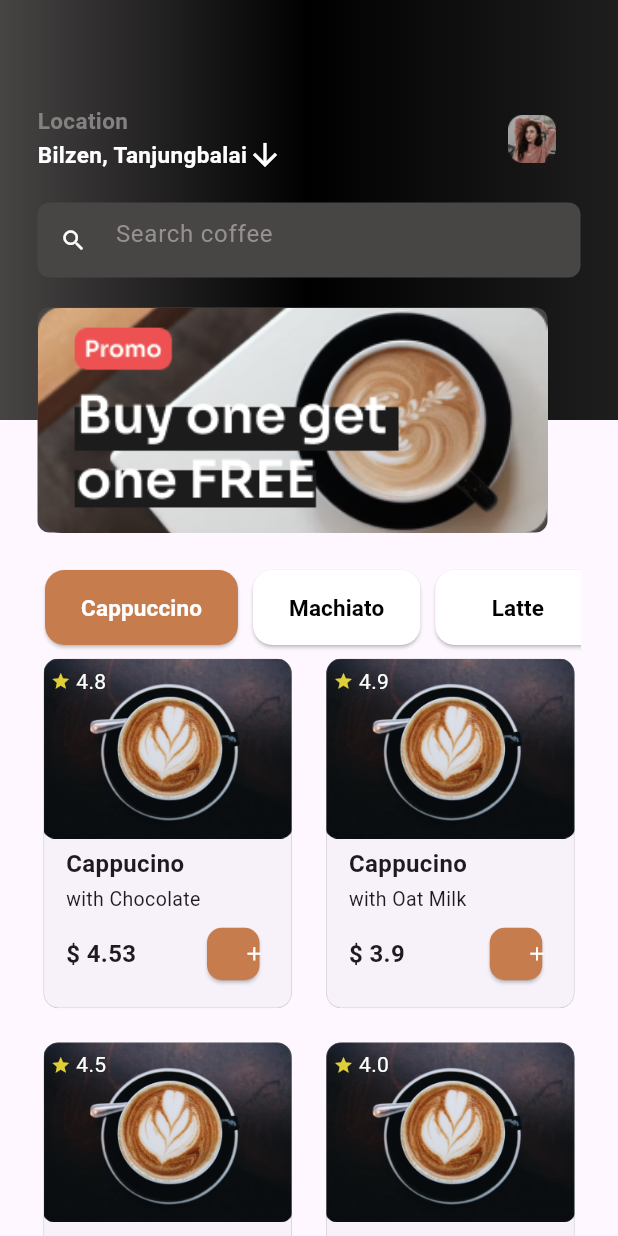
After one commit to Asluf/coffee, a Flutter app: the Home screen opened directly, on a phone screen of 412 x 824 dp. The commit adds this screen. Run offline on Flutter 3.47's test engine with Material 3 defaults, Android fonts, the phone set to English and light mode, and no system bars; our stand-ins replace device_preview, iconly; Roboto replaces fonts that are missing (Calibri).

Commit message:
Added the Home page and dashboard

```diff
--- a/lib/main.dart
+++ b/lib/main.dart
@@ -1,3 +1,6 @@
+import 'package:coffee/screens/Dashboard.dart';
+import 'package:coffee/screens/Home.dart';
+import 'package:coffee/screens/Home.dart';
 import 'package:coffee/screens/demo.dart';
 import 'package:flutter/material.dart';
 import 'package:device_preview/device_preview.dart';
@@ -16,7 +19,13 @@ class MyApp extends StatelessWidget {
   Widget build(BuildContext context) {
     return MaterialApp(
       title: 'Flutter Demo',
-      home: const Demo(),
+      theme: ThemeData(
+          bottomNavigationBarTheme: const BottomNavigationBarThemeData(
+            selectedItemColor: Color.fromRGBO(199, 124, 78, 1),
+          ),
+          primaryColor: Color.fromRGBO(199, 124, 78, 1)),
+      //home: const Demo(),
+      home: Dashboard(),
     );
   }
 }
--- /dev/null
+++ b/lib/screens/Dashboard.dart
@@ -0,0 +1,66 @@
+import 'package:coffee/screens/Home.dart';
+import 'package:flutter/material.dart';
+import 'package:iconly/iconly.dart';
+
+class Dashboard extends StatefulWidget {
+  const Dashboard({super.key});
+
+  @override
+  State<Dashboard> createState() => _DashboardState();
+}
+
+class _DashboardState extends State<Dashboard> {
+  final pages = [
+    Home(),
+    const Placeholder(),
+    const Placeholder(),
+    const Placeholder(),
+  ];
+  int currentIndex = 0;
+  @override
+  Widget build(BuildContext context) {
+    return Scaffold(
+        body: PageView(
+          children: pages,
+          onPageChanged: (index) {
+            setState(() {
+              currentIndex = index;
+            });
+          },
+        ),
+        bottomNavigationBar: BottomNavigationBar(
+            currentIndex: currentIndex,
+            onTap: (index) {
+              setState(() {
+                currentIndex = index;
+              });
+            },
+            type: BottomNavigationBarType.fixed,
+            items: const [
+              BottomNavigationBarItem(
+                icon: Icon(IconlyBold.home,
+                    color: Color.fromARGB(255, 132, 143, 132)),
+                activeIcon: Icon(IconlyBold.home),
+                label: '',
+              ),
+              BottomNavigationBarItem(
+                icon: Icon(IconlyBold.heart,
+                    color: Color.fromARGB(255, 132, 143, 132)),
+                activeIcon: Icon(IconlyBold.heart),
+                label: '',
+              ),
+              BottomNavigationBarItem(
+                icon: Icon(IconlyBold.bag,
+                    color: Color.fromARGB(255, 132, 143, 132)),
+                activeIcon: Icon(IconlyBold.bag),
+                label: '',
+              ),
+              BottomNavigationBarItem(
+                icon: Icon(IconlyBold.notification,
+                    color: Color.fromARGB(255, 132, 143, 132)),
+                activeIcon: Icon(IconlyBold.notification),
+                label: '',
+              ),
+            ]));
+  }
+}
--- /dev/null
+++ b/lib/screens/Home.dart
@@ -0,0 +1,377 @@
+import 'package:flutter/material.dart';
+
+class Home extends StatefulWidget {
+  Home({super.key});
+
+  @override
+  State<Home> createState() => _Home1State();
+}
+
+class _Home1State extends State<Home> {
+  int _currentIndex = 0;
+  @override
+  Widget build(BuildContext context) {
+    return Scaffold(
+      body: SingleChildScrollView(
+        child: Stack(
+          // fit: StackFit.expand,
+          children: [
+            Container(
+              height: 280.0,
+              decoration: const BoxDecoration(
+                gradient: LinearGradient(
+                  begin: Alignment.centerRight,
+                  end: Alignment.centerLeft,
+                  colors: [
+                    Color.fromARGB(255, 30, 30, 30),
+                    Colors.black,
+                    Color.fromARGB(255, 71, 68, 68),
+                  ],
+                ),
+              ),
+            ),
+            Column(
+              children: [
+                Container(
+                  margin: const EdgeInsets.only(top: 50),
+                  padding: const EdgeInsets.fromLTRB(25, 20, 25, 0),
+                  child: Column(children: [
+                    Row(
+                      children: [
+                        const Column(
+                          crossAxisAlignment: CrossAxisAlignment.start,
+                          children: [
+                            Text(
+                              'Location',
+                              style: TextStyle(
+                                color: Color.fromARGB(255, 132, 129, 129),
+                                fontSize: 15.0,
+                                fontWeight: FontWeight.bold,
+                              ),
+                            ),
+                            Row(
+                              children: [
+                                Text(
+                                  'Bilzen, Tanjungbalai',
+                                  style: TextStyle(
+                                    color: Colors.white,
+                                    fontSize: 15.0,
+                                    fontWeight: FontWeight.bold,
+                                  ),
+                                ),
+                                Icon(
+                                  Icons.arrow_downward,
+                                  color: Colors.white,
+                                )
+                              ],
+                            ),
+                          ],
+                        ),
+                        const SizedBox(width: 150),
+                        Column(
+                            crossAxisAlignment: CrossAxisAlignment.end,
+                            children: [
+                              Container(
+                                height: 32,
+                                width: 32,
+                                decoration: BoxDecoration(
+                                  borderRadius: BorderRadius.circular(4),
+                                ),
+                                child: Image.asset(
+                                  'resources/profile_picture.png',
+                                  fit: BoxFit.cover,
+                                ),
+                              ),
+                            ])
+                      ],
+                    ),
+                    const SizedBox(
+                      height: 20.0,
+                    ),
+                    const Padding(
+                      padding: EdgeInsets.all(0),
+                      child: SizedBox(
+                        height: 50.0,
+                        child: TextField(
+                          decoration: InputDecoration(
+                            filled: true,
+                            fillColor: Color.fromARGB(255, 72, 69, 69),
+                            hintText: "Search coffee",
+                            hintStyle: TextStyle(
+                                color: Color.fromARGB(255, 151, 144, 144)),
+                            isDense: true,
+                            contentPadding: EdgeInsets.all(20),
+                            border: OutlineInputBorder(
+                              borderSide: BorderSide.none,
+                              borderRadius: BorderRadius.all(
+                                Radius.circular(8),
+                              ),
+                            ),
+                            prefixIcon: Icon(
+                              Icons.search,
+                              color: Colors.white,
+                            ),
+                          ),
+                        ),
+                      ),
+                    ),
+                    const SizedBox(
+                      height: 20.0,
+                    ),
+                    Padding(
+                        padding: const EdgeInsets.all(0),
+                        child: SizedBox(
+                            height: 150.0,
+                            child: Row(children: [
+                              Container(
+                                height: 150,
+                                width: 340,
+                                decoration: BoxDecoration(
+                                  color: const Color.fromARGB(255, 72, 69, 69),
+                                  borderRadius: BorderRadius.circular(8),
+                                ),
+                                child: Image.asset(
+                                  'resources/Home_page.png', // Replace with your image asset
+                                  fit: BoxFit.cover, // Adjust the fit as needed
+                                ),
+                              ),
+                            ]))),
+                    const SizedBox(
+                      height: 20.0,
+                    ),
+                    SingleChildScrollView(
+                      scrollDirection: Axis.horizontal,
+                      child: Row(
+                        children: [
+                          CustomButton(text: 'Cappuccino', isActive: true),
+                          CustomButton(text: 'Machiato'),
+                          CustomButton(text: 'Latte'),
+                          CustomButton(text: 'Americano'),
+                        ],
+                      ),
+                    ),
+                    GridView.builder(
+                      shrinkWrap: true,
+                      physics: const NeverScrollableScrollPhysics(),
+                      gridDelegate:
+                          const SliverGridDelegateWithFixedCrossAxisCount(
+                        crossAxisCount: 2,
+                        crossAxisSpacing: 15,
+                        mainAxisSpacing: 15,
+                        childAspectRatio: 0.72,
+                      ),
+                      itemCount: ProductList.length,
+                      itemBuilder: (BuildContext context, int index) {
+                        // returning the cart
+                        return GestureDetector(
+                          onTap: () {
+                            // Navigator.push(
+                            //   context,
+                            //   MaterialPageRoute(
+                            //       builder: (context) => ReviewProposal(proposalList: proposalList)),
+                            // );
+                          },
+                          child: Card(
+                            clipBehavior: Clip.antiAlias, //clip the edges
+                            elevation: 0.1,
+                            shape: const RoundedRectangleBorder(
+                              borderRadius:
+                                  BorderRadius.all(Radius.circular(10)),
+                              side: BorderSide(
+                                width: 0.2,
+                                color: Colors.grey,
+                              ),
+                            ),
+                            child: Column(
+                              crossAxisAlignment: CrossAxisAlignment.center,
+                              children: [
+                                // image
+                                Stack(children: [
+                                  Container(
+                                    height: 120,
+                                    alignment: Alignment.topRight,
+                                    width: double.infinity,
+                                    padding: const EdgeInsets.all(8),
+                                    decoration: BoxDecoration(
+                                        image: DecorationImage(
+                                      image:
+                                          AssetImage(ProductList[index].Image),
+                                      fit: BoxFit.cover,
+                                    )),
+                                  ),
+                                  Padding(
+                                    padding: const EdgeInsets.all(5.0),
+                                    child: Positioned(
+                                      child: Row(
+                                        children: [
+                                          Icon(Icons.star,
+                                              color: Color.fromARGB(
+                                                  220, 255, 235, 59),
+                                              size: 13),
+                                          Text(
+                                            " ${ProductList[index].Rate}",
+                                            style:
+                                                TextStyle(color: Colors.white),
+                                          )
+                                        ],
+                                      ),
+                                    ),
+                                  )
+                                ]),
+                                Padding(
+                                  padding:
+                                      const EdgeInsets.fromLTRB(15, 5, 15, 5),
+                                  child: Column(
+                                    crossAxisAlignment:
+                                        CrossAxisAlignment.start,
+                                    children: [
+                                      Text(
+                                        ProductList[index].Name,
+                                        style: const TextStyle(
+                                            fontSize: 16,
+                                            fontWeight: FontWeight.bold),
+                                      ),
+                                      Container(
+                                        margin: const EdgeInsets.fromLTRB(
+                                            0, 3, 0, 3),
+                                        child: Text(
+                                          ProductList[index].Description,
+                                          style: const TextStyle(fontSize: 13),
+                                        ),
+                                      ),
+                                      Row(
+                                        children: [
+                                          Text(
+                                            "\$ ${ProductList[index].Price}",
+                                            style: const TextStyle(
+                                                fontSize: 16,
+                                                fontWeight: FontWeight.bold),
+                                          ),
+                                          const Spacer(),
+                                          ElevatedButton(
+                                            onPressed: () {},
+                                            style: ElevatedButton.styleFrom(
+                                              backgroundColor:
+                                                  const Color.fromRGBO(
+                                                      199, 124, 78, 1),
+                                              fixedSize: const Size(35, 35),
+                                              minimumSize: const Size(35, 35),
+                                              maximumSize: const Size(35, 35),
+                                              shape: RoundedRectangleBorder(
+                                                borderRadius:
+                                                    BorderRadius.circular(10.0),
+                                              ),
+                                            ),
+                                            child: Align(
+                                              alignment: Alignment.center,
+                                              child: const Icon(
+                                                Icons.add,
+                                                color: Colors.white,
+                                                size: 15,
+                                              ),
+                                            ),
+                                          ),
+                                        ],
+                                      ),
+                                    ],
+                                  ),
+                                )
+                              ],
+                            ),
+                          ),
+                        );
+                      },
+                    ),
+                  ]),
+                ),
+              ],
+            )
+          ],
+        ),
+      ),
+    );
+  }
+}
+
+class CustomButton extends StatelessWidget {
+  final String text;
+  final bool isActive;
+
+  CustomButton({
+    required this.text,
+    this.isActive = false,
+  });
+  @override
+  Widget build(BuildContext context) {
+    return Padding(
+        padding: const EdgeInsets.all(5.0),
+        child: ElevatedButton(
+          onPressed: () {},
+          style: ElevatedButton.styleFrom(
+            primary:
+                isActive ? const Color.fromRGBO(199, 124, 78, 1) : Colors.white,
+            minimumSize:
+                const Size(110.0, 50.0), // Adjust width and height as needed
+            shape: RoundedRectangleBorder(
+              borderRadius:
+                  BorderRadius.circular(13.0), // Adjust the radius as needed
+            ),
+          ),
+          child: Text(
+            text,
+            style: TextStyle(
+                color: isActive ? Colors.white : Colors.black,
+                fontFamily: "Calibri",
+                fontWeight: FontWeight.bold,
+                fontSize: 15),
+          ),
+        ));
+  }
+}
+
+class Product {
+  final String Name;
+  final String Description;
+  final String Image;
+  final double Price;
+  final double Rate;
+
+  Product({
+    required this.Name,
+    required this.Description,
+    required this.Image,
+    required this.Price,
+    required this.Rate,
+  });
+}
+
+List<Product> ProductList = [
+  Product(
+    Name: 'Cappucino',
+    Description: "with Chocolate",
+    Image: "resources/Rectangle 1706.png",
+    Price: 4.53,
+    Rate: 4.8,
+  ),
+  Product(
+    Name: 'Cappucino',
+    Description: "with Oat Milk",
+    Image: "resources/Rectangle 1706.png",
+    Price: 3.90,
+    Rate: 4.9,
+  ),
+  Product(
+    Name: 'Cappucino',
+    Description: "Sample",
+    Image: "resources/Rectangle 1706.png",
+    Price: 220.00,
+    Rate: 4.5,
+  ),
+  Product(
+    Name: 'Cappucino',
+    Description: "Sample",
+    Image: "resources/Rectangle 1706.png",
+    Price: 220.00,
+    Rate: 4.0,
+  ),
+];
```
Also changed, not shown: pubspec.yaml (+6 -3 lines), pubspec.lock, resources/Home_page.png (renamed from resources/Frame 17.png), resources/profile_picture.png (renamed from resources/Group 3147.png), 7 other files.
